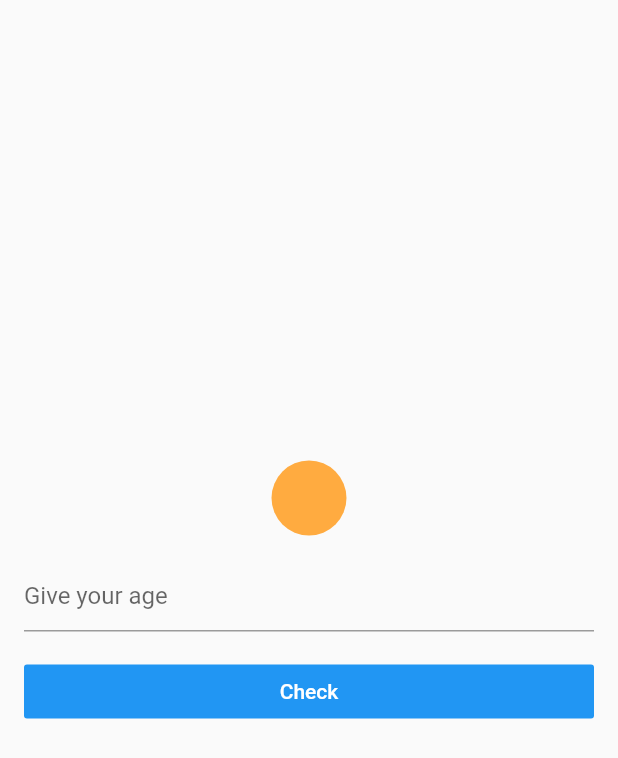
After one commit to mohit45787/welcome_flutter, a Flutter app: the EligiblityScreen screen opened by its route, on a phone screen of 412 x 824 dp. The commit adds this screen. Shown: the top 758 px of the screen. Run offline on Flutter 3.47's test engine with Material 2 defaults, Android fonts, the phone set to English and light mode, and no system bars; our stand-ins replace shared_preferences; accounts and stored records are empty; network calls fail.

Commit message:
+ Provider State Implemented.

```diff
--- /dev/null
+++ b/lib/screens/state_mang/provider_state_managment/EiligiablityScreenProvider.dart
@@ -0,0 +1,38 @@
+import 'package:flutter/material.dart';
+
+class EligiblityScreenProvider extends ChangeNotifier{
+  String _eligiblityMessage = "";
+  bool _isEligible;
+
+  void checkEligiblity(int age){
+    if(age >= 18)
+      eligibleForLicense();
+    else
+      notEligibleForLicense();
+  }
+
+  void eligibleForLicense(){
+    _eligiblityMessage = "You are eligible to apply for Driving License";
+    _isEligible = true;
+
+    //Call this whenever there is some change in any field of change notifier.
+    notifyListeners();
+  }
+
+
+  void notEligibleForLicense(){
+    _eligiblityMessage = "You are not eligible to apply for Driving License";
+    _isEligible = false;
+
+    //Call this whenever there is some change in any field of change notifier.
+    notifyListeners();
+  }
+
+  //Getter for Eligiblity message
+  String get eligiblityMessage => _eligiblityMessage;
+
+  //Getter for Eligiblity flag
+  bool get isEligible => _isEligible;
+
+
+}
--- /dev/null
+++ b/lib/screens/state_mang/provider_state_managment/ExampleProviderState.dart
@@ -0,0 +1,75 @@
+import 'package:flutter/material.dart';
+import 'package:provider/provider.dart';
+import 'EiligiablityScreenProvider.dart';
+
+class EligiblityScreen extends StatelessWidget {
+
+  final ageController = TextEditingController();
+
+  @override
+  Widget build(BuildContext context) {
+    return ChangeNotifierProvider<EligiblityScreenProvider>(
+        create: (context) => EligiblityScreenProvider(),
+        child: Builder(builder: (context) {
+          return Scaffold(
+            body: Container(
+              padding: EdgeInsets.all(16),
+              child: Form(child: Consumer<EligiblityScreenProvider>(
+                builder: (context, provider, child) {
+                  return Column(
+                    mainAxisAlignment: MainAxisAlignment.center,
+                    children: <Widget>[
+                      Container(
+                        decoration: BoxDecoration(
+                            shape: BoxShape.circle,
+
+                            //if isEligible is null then set orange color else if it is true then set green else red
+                            color: (provider.isEligible == null)
+                                ? Colors.orangeAccent
+                                : provider.isEligible
+                                    ? Colors.green
+                                    : Colors.redAccent),
+                        height: 50,
+                        width: 50,
+                      ),
+                      SizedBox(
+                        height: 16,
+                      ),
+                      TextFormField(
+                        controller: ageController,
+                        decoration: InputDecoration(
+                          hintText: "Give your age",
+                        ),
+                      ),
+                      SizedBox(
+                        height: 16,
+                      ),
+                      Container(
+                        width: double.infinity,
+                        child: FlatButton(
+                          child: Text("Check"),
+                          color: Colors.blue,
+                          textColor: Colors.white,
+                          onPressed: () {
+                            //getting the text from TextField and converting it into int
+                            final int age =
+                                int.parse(ageController.text.trim());
+
+                            //Calling the method from provider.
+                            provider.checkEligiblity(age);
+                          },
+                        ),
+                      ),
+                      SizedBox(
+                        height: 16,
+                      ),
+                      Text(provider.eligiblityMessage)
+                    ],
+                  );
+                },
+              )),
+            ),
+          );
+        }));
+  }
+}
--- a/pubspec.yaml
+++ b/pubspec.yaml
@@ -34,6 +34,8 @@ dependencies:
   shared_preferences: ^0.5.7+3
   #http
   http: ^0.12.0
+  #provider
+  provider: ^4.0.4
 
 dev_dependencies:
   flutter_test:
```
Also changed, not shown: lib/main.dart (+7 -2 lines), lib/screens/auth_module/login_screen.dart (+11 -3 lines), lib/screens/auth_module/signup_screen.dart (added, +149 -0 lines), lib/screens/home/home_screen.dart (+9 -9 lines), lib/screens/signup_screen.dart (deleted, +0 -148 lines), lib/utils/navigators.dart (+7 -1 lines), lib/utils/uidata.dart (deleted, +0 -89 lines), lib/widgets/common_drawer.dart (+8 -2 lines), lib/screens/auth_module/splash_screen.dart (renamed from lib/screens/splash_screen.dart), pubspec.lock.
